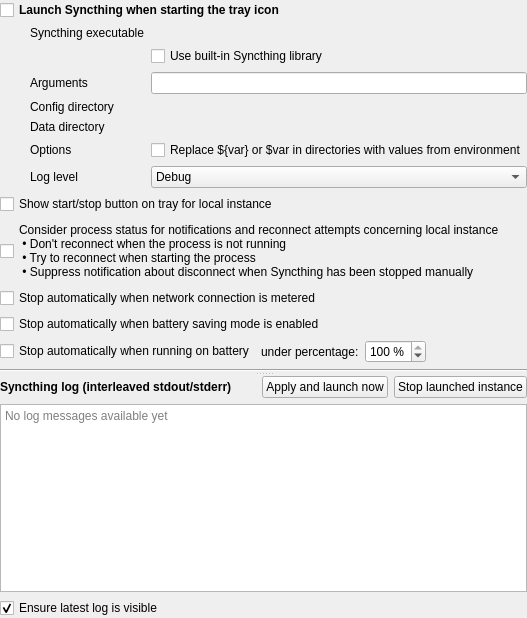
Above: syncthingwidgets/settings/launcheroptionpage.ui from Martchus/syncthingtray before the change. Below: the same form after it.
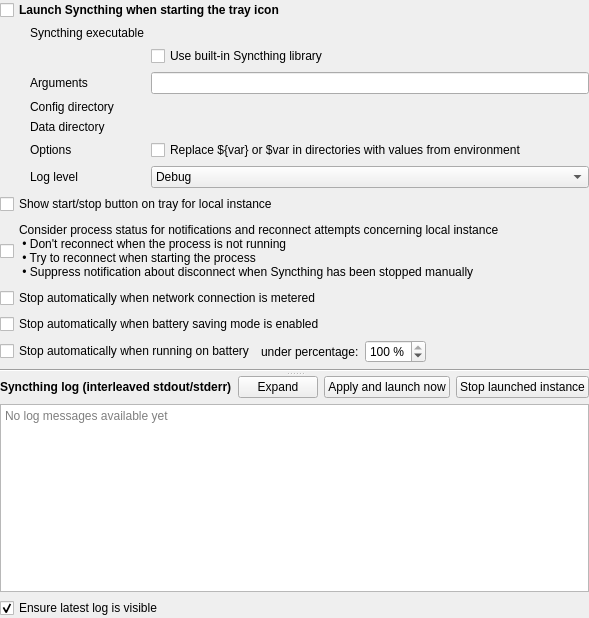
That is the form after the change. Icons and pictures are not drawn. Custom widgets are drawn as their Qt base class.

Commit message: Add expand/collapse button in launcher settings

```diff
--- a/syncthingwidgets/settings/launcheroptionpage.ui
+++ b/syncthingwidgets/settings/launcheroptionpage.ui
@@ -296,6 +296,22 @@
            </property>
           </widget>
          </item>
+         <item>
+          <widget class="QPushButton" name="expandLogsPushButton">
+           <property name="sizePolicy">
+            <sizepolicy hsizetype="Fixed" vsizetype="Fixed">
+             <horstretch>0</horstretch>
+             <verstretch>0</verstretch>
+            </sizepolicy>
+           </property>
+           <property name="text">
+            <string>Expand</string>
+           </property>
+           <property name="icon">
+            <iconset theme="view-fullscreen"/>
+           </property>
+          </widget>
+         </item>
          <item>
           <widget class="QPushButton" name="launchNowPushButton">
            <property name="sizePolicy">
```
Left out of the diff: 6 changed lines with no effect on the pictures. Lines whose indentation alone changed are shown as unchanged. The commit also changes 1 other file.
